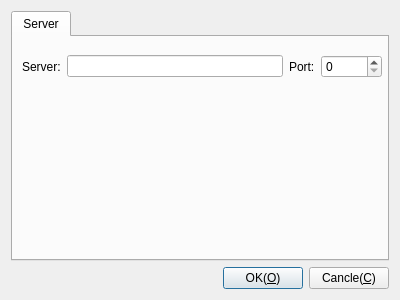
First picture: the form in Viewer/Plugins/Telnet/DlgSettingsTelnet.ui, repository KangLin/RabbitRemoteControl, before the edit.
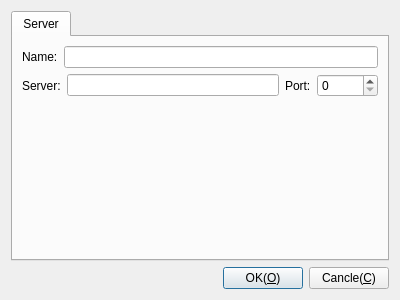
Second picture: the form after the edit.

Commit message: Telnet: modify setting dailog for name

The edit to the form file:
```diff
--- a/Viewer/Plugins/Telnet/DlgSettingsTelnet.ui
+++ b/Viewer/Plugins/Telnet/DlgSettingsTelnet.ui
@@ -20,15 +20,32 @@
       <attribute name="title">
        <string>Server</string>
       </attribute>
-      <widget class="QWidget" name="layoutWidget">
-       <property name="geometry">
-        <rect>
-         <x>9</x>
-         <y>9</y>
-         <width>360</width>
-         <height>41</height>
-        </rect>
-       </property>
+      <layout class="QGridLayout" name="gridLayout_2">
+       <item row="0" column="0">
+        <layout class="QHBoxLayout" name="horizontalLayout_3">
+         <item>
+          <widget class="QLabel" name="label_3">
+           <property name="text">
+            <string>Name:</string>
+           </property>
+          </widget>
+         </item>
+         <item>
+          <widget class="QLineEdit" name="leName">
+           <property name="toolTip">
+            <string>Connecter name</string>
+           </property>
+           <property name="statusTip">
+            <string>Connecter name</string>
+           </property>
+           <property name="whatsThis">
+            <string>Connecter name</string>
+           </property>
+          </widget>
+         </item>
+        </layout>
+       </item>
+       <item row="1" column="0">
        <layout class="QHBoxLayout" name="horizontalLayout_2">
         <item>
          <widget class="QLabel" name="label">
@@ -55,7 +72,21 @@
          </widget>
         </item>
        </layout>
-      </widget>
+       </item>
+       <item row="2" column="0">
+        <spacer name="verticalSpacer">
+         <property name="orientation">
+          <enum>Qt::Vertical</enum>
+         </property>
+         <property name="sizeHint" stdset="0">
+          <size>
+           <width>20</width>
+           <height>40</height>
+          </size>
+         </property>
+        </spacer>
+       </item>
+      </layout>
      </widget>
     </widget>
    </item>
```
Lines whose indentation alone changed are shown as unchanged. The commit also changes 1 other file.
